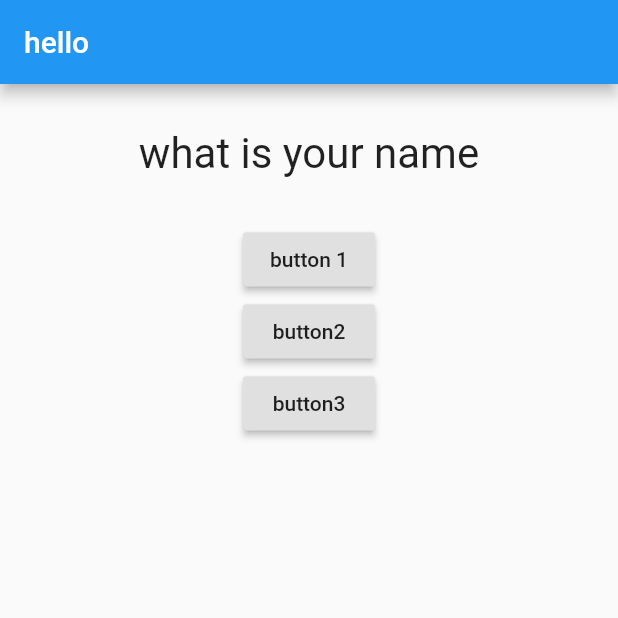
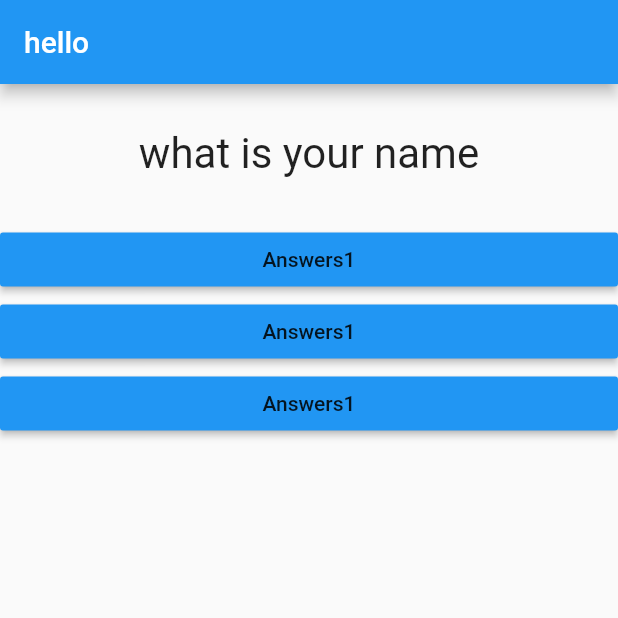
Before and after one commit to nahian0/Quiz_app, a Flutter app: the screen it shows after launch, on a phone screen of 412 x 824 dp, the top half of it. Run offline on Flutter 3.47's test engine with Material 2 defaults, Android fonts, the phone set to English and light mode, and no system bars.

Commit message:
new method added

```diff
--- a/lib/answer.dart
+++ b/lib/answer.dart
@@ -1,3 +1,23 @@
 // ignore_for_file: unused_import
 
 import 'package:flutter/material.dart';
+class Answer extends StatelessWidget {
+  final Selected_answer;
+
+  Answer(this.Selected_answer);
+
+  @override
+  Widget build(BuildContext context) {
+    return Container(
+      width: double.infinity,
+
+      child: RaisedButton(
+      child: Text("Answers1"),
+      color: Colors.blue,
+      onPressed: Selected_answer,
+      )
+
+
+    );
+  }
+}
--- a/lib/main.dart
+++ b/lib/main.dart
@@ -1,6 +1,7 @@
 // ignore_for_file: deprecated_member_use, prefer_const_constructors
 
 import 'package:flutter/material.dart';
+import 'package:quiz_app/answer.dart';
 import './question.dart';
 
 void main() {
@@ -24,7 +25,7 @@ class MyApp extends State<MyAppstatefull> {
    "what is your age"
  ];
  var _questionIndex=0;
-  void answerQuestion()
+  void _answerQuestion()
   {
     setState(() {
       _questionIndex+=1;
@@ -44,19 +45,11 @@ class MyApp extends State<MyAppstatefull> {
           // ignore: prefer_const_literals_to_create_immutables
           children: [
             Question(_questions[_questionIndex]),
-            RaisedButton(
-              onPressed: answerQuestion,
-              child: const Text("button 1"),
-            ),
-              RaisedButton(
-              onPressed: answerQuestion,
-              // ignore: unnecessary_const
-              child: const Text("button2"),
-            ),
-             RaisedButton(
-              onPressed: answerQuestion,
-              child: const Text("button3"),
-            ),
+            Answer(_answerQuestion),
+            Answer(_answerQuestion),
+            Answer(_answerQuestion),
+
+
           ],
         ),
       ),
```
